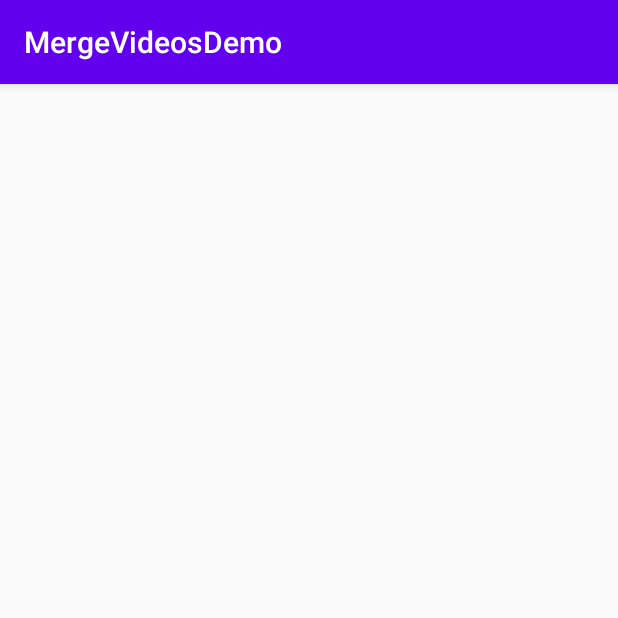
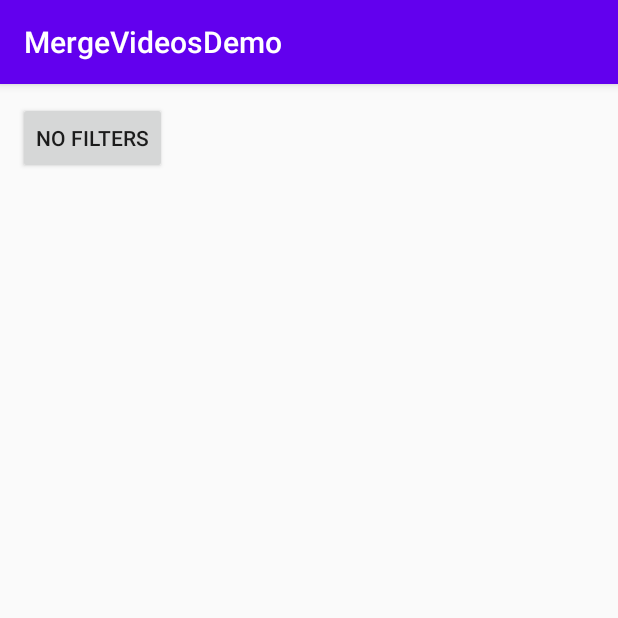
Before and after one commit to FazalHussain/MergeVideoDemo, an Android app: the screen it shows after launch (MainActivity), on a phone screen of 412 x 824 dp, the top half of it. Run offline under Robolectric (Android 15) with nearby library versions, the phone set to English and light mode, and no system bars; libraries missing offline, so code that uses them is left out: nl.bravobit.ffmpeg; 2 statements that could not run were skipped.

Commit message:
Added Filters

```diff
--- a/app/src/main/java/com/fazal/mergevideosdemo/ui/MainActivity.kt
+++ b/app/src/main/java/com/fazal/mergevideosdemo/ui/MainActivity.kt
@@ -13,7 +13,9 @@ import kotlinx.android.synthetic.main.activity_main.*
 import java.io.File
 import javax.inject.Inject
 
-
+/**
+ * Main Activity
+ */
 class MainActivity : BaseActivity() {
 
     @Inject
@@ -31,23 +33,77 @@ class MainActivity : BaseActivity() {
 
         mergeVideos()
         subscribeObservers()
-        //playVideo()
+        setBlurFilterClick()
+        setNoFilterClick()
+        setContrasFilterClick()
     }
 
+    /**
+     * Set No Filter Click Listener
+     */
+    private fun setNoFilterClick() {
+        no_filters.setOnClickListener { playVideo("$cacheDir/outputs.mp4") }
+    }
+
+    /**
+     * Set Blur Filter Click Listener
+     */
+    private fun setBlurFilterClick() {
+        blur_filters.setOnClickListener {
+            val blurFile = File("${cacheDir}/outputs_blur.mp4")
+            // Check if blur file exists play the video with blur filter
+            if (blurFile.exists()) {
+                playVideo(blurFile.path)
+            }
+        }
+    }
+
+    /**
+     * Set Contras Filter Click Listener
+     */
+    private fun setContrasFilterClick() {
+        contras_filters.setOnClickListener {
+            val contrasFile = File("${cacheDir}/outputs_contras.mp4")
+            // Check if contras file exists play the video with contras filter
+            if (contrasFile.exists()) {
+                playVideo(contrasFile.path)
+            }
+        }
+    }
+
+    /**
+     * Subscribe the observer to listen the changes in livedata and update the UI
+     */
     private fun subscribeObservers() {
-        viewModel.isVideoMerged.removeObservers(this)
         viewModel.isVideoMerged.observe(this, Observer {isVideoMerged ->
             if (isVideoMerged) {
-                playVideo()
+                playVideo("$cacheDir/outputs.mp4")
+            }
+        })
+
+        viewModel.isVideoBlured.observe(this, Observer {isVideoBlured ->
+            blur_filters.visibility = if (isVideoBlured) View.VISIBLE else View.INVISIBLE
+            if (isVideoBlured) {
+                playVideo("$cacheDir/outputs_blur.mp4")
+            }
+        })
+
+        viewModel.isVideoColorAdjusted.observe(this, Observer {isVideoColorAdjusted ->
+            contras_filters.visibility = if (isVideoColorAdjusted) View.VISIBLE else View.INVISIBLE
+            if (isVideoColorAdjusted) {
+                playVideo("$cacheDir/outputs_contras.mp4")
             }
         })
     }
 
-    private fun playVideo() {
-
+    /**
+     * Play the video with the given URL
+     *
+     * @param url The path of video
+     */
+    private fun playVideo(url: String) {
         videoView.visibility = View.VISIBLE
-        val video: Uri =
-            Uri.parse("$cacheDir/outputs.mp4")
+        val video: Uri = Uri.parse(url)
         videoView.setVideoURI(video)
         videoView.setOnPreparedListener{ mp ->
             mp.isLooping = true
@@ -56,16 +112,24 @@ class MainActivity : BaseActivity() {
 
     }
 
+    /**
+     * Merge the video using Ffmpeg
+     */
     private fun mergeVideos() {
+        // Write video from raw folder to our cache directory
         viewModel.writeVideo(R.raw.video1, "video1.mp4")
         viewModel.writeVideo(R.raw.video2, "video2.mp4")
         val videoURL1 = "$cacheDir/video1.mp4"
         val videoURL2 = "$cacheDir/video2.mp4"
+        // Check if cache directory has merged video. If merged video file not exisits then
+        // Merge the video file other wise just play it
         val outputFile = File("${cacheDir}/outputs.mp4")
         if (!outputFile.exists()) {
+            blur_filters.visibility = View.INVISIBLE
+            contras_filters.visibility = View.INVISIBLE
             viewModel.mergeVideoFiles(videoURL1, videoURL2)
         } else {
-            playVideo()
+            playVideo(outputFile.path)
         }
     }
 
--- a/app/src/main/java/com/fazal/mergevideosdemo/ui/VideoViewModel.kt
+++ b/app/src/main/java/com/fazal/mergevideosdemo/ui/VideoViewModel.kt
@@ -4,25 +4,50 @@ import android.app.Application
 import androidx.lifecycle.LiveData
 import androidx.lifecycle.MutableLiveData
 import androidx.lifecycle.ViewModel
-import com.fazal.mergevideosdemo.repo.VideoMergeRepo
+import com.fazal.mergevideosdemo.repo.VideoRepo
 import nl.bravobit.ffmpeg.ExecuteBinaryResponseHandler
 import nl.bravobit.ffmpeg.exceptions.FFmpegCommandAlreadyRunningException
+import java.lang.Exception
 import javax.inject.Inject
 
 /**
  * Video View Model Class which is lifecycle aware
  *
+ *
+ * There is one problem with Live Data and it is the known issue
+ *
+ * Problem:
+ *
+ * LiveData publishes the data to the destination component if it is in the foreground.
+ * If it’s not, it might hold the data and deliver it when that specific component comes back
+ * to the foreground, like in onResume state.
+ *
+ * If your live data subscribe in multiple fragment you will face issues to avoid this
+ * check the new value and previus value is same return from the function
+ *
  * @param application The application instance privided by dagger
- * @param videoMergeRepo The [VideoMergeRepo] instance provide by dagger
+ * @param videoRepo The [VideoRepo] instance provide by dagger
  */
 class VideoViewModel
 @Inject constructor(val application: Application,
-                    val videoMergeRepo: VideoMergeRepo) : ViewModel() {
+                    val videoRepo: VideoRepo) : ViewModel() {
 
     private val _merged_video = MutableLiveData<Boolean>()
 
     val isVideoMerged: LiveData<Boolean>
         get() = _merged_video
+
+
+    private val _video_blured = MutableLiveData<Boolean>()
+
+    val isVideoBlured: LiveData<Boolean>
+        get() = _video_blured
+
+
+    private val _video_color_adjusted = MutableLiveData<Boolean>()
+
+    val isVideoColorAdjusted: LiveData<Boolean>
+        get() = _video_color_adjusted
 
     /**
      * Merge the video file
@@ -32,10 +57,10 @@ class VideoViewModel
      *
      */
     fun mergeVideoFiles(video1Path: String, video2Path: String) {
-        val ffmpeg = videoMergeRepo.getFFMPEGInstance()
+        val ffmpeg = videoRepo.getFFMPEGInstance()
         if (ffmpeg?.isSupported!!) {
             try {
-                val cmd = videoMergeRepo.getFFMPEGCommand(video1Path, video2Path)
+                val cmd = videoRepo.getFFMPEGMergeCommand(video1Path, video2Path)
                 // to execute "ffmpeg -version" command you just need to pass "-version"
                 ffmpeg.execute(cmd, object : ExecuteBinaryResponseHandler() {
                     override fun onStart() {
@@ -50,6 +75,7 @@ class VideoViewModel
                     }
                     override fun onSuccess(message: String) {
                         setMergedVideoValue(true)
+                        loadFilters()
                         println("VideoViewModel: merge success")
                     }
                     override fun onFinish() {
@@ -65,36 +91,129 @@ class VideoViewModel
     }
 
     /**
+     * Load the filters
+     */
+    private fun loadFilters() {
+        val videoURL = "${application.cacheDir}/outputs.mp4"
+        blurVideo(videoURL)
+        colorCorrectionVideo(videoURL)
+    }
+
+    /**
+     * Blur the video
+     *
+     * @param videoPath the video url.
+     */
+    fun blurVideo(videoPath: String) {
+        val ffmpeg = videoRepo.getFFMPEGInstance()
+        if (ffmpeg?.isSupported!!) {
+            try {
+                val cmd = videoRepo.getBlurFilterCommand(videoPath)
+                ffmpeg.execute(cmd, object : ExecuteBinaryResponseHandler() {
+                    override fun onStart() {
+
+                    }
+                    override fun onProgress(message: String) {
+
+                    }
+                    override fun onFailure(message: String) {
+                        setVideoBluredValue(false)
+                        println("VideoViewModel: video is unable to blured")
+                    }
+                    override fun onSuccess(message: String) {
+                        setVideoBluredValue(true)
+                        println("VideoViewModel: video blurred success")
+                    }
+                    override fun onFinish() {
+
+                    }
+                })
+            } catch (e: Exception) {
+                e.printStackTrace()
+            }
+        }
+    }
+
+    /**
+     * Set the color correction of the video file
+     *
+     * @param videoPath the video url
+     */
+    private fun colorCorrectionVideo(videoPath: String) {
+        val ffmpeg = videoRepo.getFFMPEGInstance()
+        if (ffmpeg?.isSupported!!) {
+            try {
+                val cmd = videoRepo.getColorCorrectionFilterCommand(videoPath)
+                ffmpeg.execute(cmd, object : ExecuteBinaryResponseHandler() {
+                    override fun onStart() {
+
+                    }
+                    override fun onProgress(message: String) {
+
+                    }
+                    override fun onFailure(message: String) {
+                        setVideoColorCorrectionValue(false)
+                        println("VideoViewModel: video color correction filter is not applied")
+                    }
+                    override fun onSuccess(message: String) {
+                        setVideoColorCorrectionValue(true)
+                        println("VideoViewModel: video color correction success")
+                    }
+                    override fun onFinish() {
+
+                    }
+                })
+            } catch (e: Exception) {
+                e.printStackTrace()
+            }
+        }
+    }
+
+    /**
      * Write Video
      *
      * @param rawVideoID The video id that is in the raw folder
      * @param filename The filename of the video
      */
     fun writeVideo(rawVideoID: Int, filename: String) {
-        videoMergeRepo.writeVideo(rawVideoID, filename)
+        videoRepo.writeVideo(rawVideoID, filename)
     }
 
     /**
      * Set the Merged Video [MutableLiveData] value
      *
-     * There is one problem with Live Data and it is the known issue
-     *
-     * Problem:
-     *
-     * LiveData publishes the data to the destination component if it is in the foreground.
-     * If it’s not, it might hold the data and deliver it when that specific component comes back
-     * to the foreground, like in onResume state.
-     *
-     * If your live data subscribe in multiple fragment you will face issues to avoid this
-     * check the new value and previus value is same return from the function
-     *
+     * @param isMerged indicate that video has been merged success or failed
      */
-    private fun setMergedVideoValue(isSupport: Boolean) {
-        if (_merged_video.value == isSupport) {
+    private fun setMergedVideoValue(isMerged: Boolean) {
+        if (_merged_video.value == isMerged) {
             return
         }
 
-        _merged_video.value = isSupport
+        _merged_video.value = isMerged
+    }
+
+
+    /**
+     * Set the Blured Video [MutableLiveData] value
+     *
+     * @param isBlurred indicate that video has been blurred success or failed
+     */
+    private fun setVideoBluredValue(isBlurred: Boolean) {
+        if (_video_blured.value == isBlurred) return
+
+        _video_blured.value = isBlurred
+    }
+
+
+    /**
+     * Set the color adjustment Video [MutableLiveData] value
+     *
+     * @param isMerged indicate that video has been adjusted success or failed
+     */
+    private fun setVideoColorCorrectionValue(isColorAdjusted: Boolean) {
+        if (_video_color_adjusted.value == isColorAdjusted) return
+
+        _video_color_adjusted.value = isColorAdjusted
     }
 
 
--- a/app/src/main/res/layout/activity_main.xml
+++ b/app/src/main/res/layout/activity_main.xml
@@ -16,4 +16,37 @@
         app:layout_constraintRight_toRightOf="parent"
         app:layout_constraintTop_toTopOf="parent" />
 
+    <Button
+        android:id="@+id/no_filters"
+        android:layout_width="0dp"
+        android:layout_height="wrap_content"
+        android:layout_margin="12dp"
+        android:text="No Filters"
+        app:layout_constraintHorizontal_weight="1"
+        app:layout_constraintStart_toStartOf="parent"
+        app:layout_constraintTop_toTopOf="parent" />
+
+
+    <Button
+        android:id="@+id/blur_filters"
+        android:layout_width="0dp"
+        android:layout_height="wrap_content"
+        android:layout_margin="12dp"
+        app:layout_constraintHorizontal_weight="1"
+        android:text="Blur Filters"
+        app:layout_constraintStart_toEndOf="@+id/no_filters"
+        app:layout_constraintTop_toTopOf="parent" />
+
+
+    <Button
+        android:id="@+id/contras_filters"
+        android:layout_width="0dp"
+        android:layout_height="wrap_content"
+        android:layout_margin="12dp"
+        android:text="Contras Filters"
+        app:layout_constraintEnd_toEndOf="parent"
+        app:layout_constraintHorizontal_weight="1"
+        app:layout_constraintStart_toEndOf="@+id/blur_filters"
+        app:layout_constraintTop_toTopOf="parent" />
+
 </androidx.constraintlayout.widget.ConstraintLayout>
```
Also changed, not shown: app/src/main/java/com/fazal/mergevideosdemo/repo/VideoRepo.kt (renamed from app/src/main/java/com/fazal/mergevideosdemo/repo/VideoMergeRepo.kt, +29 -2 lines).
